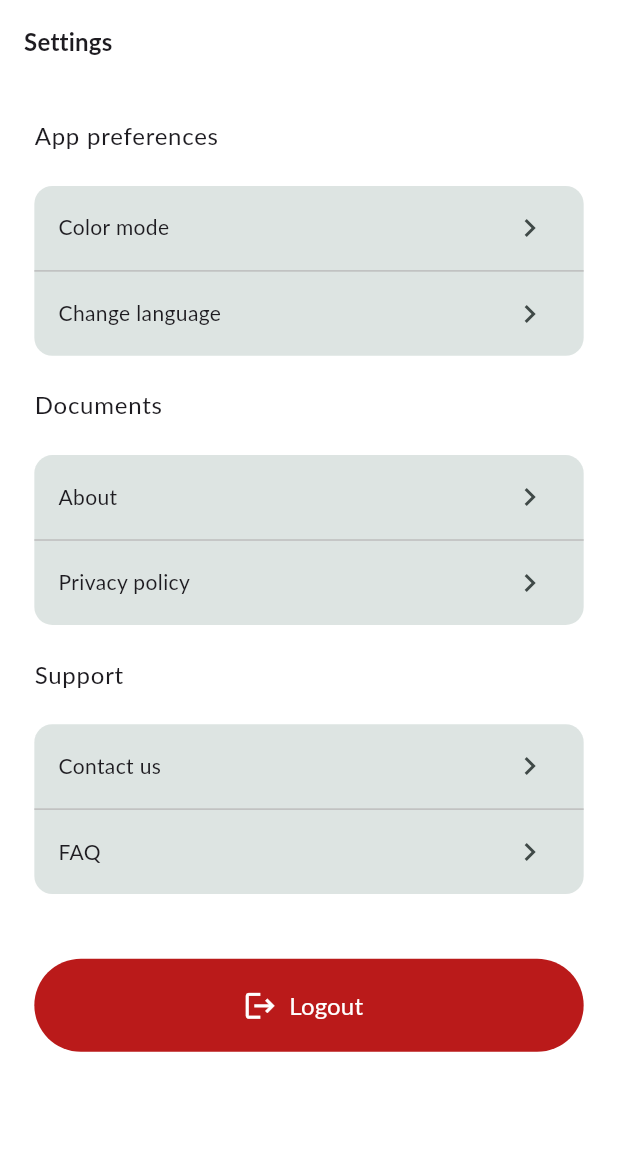
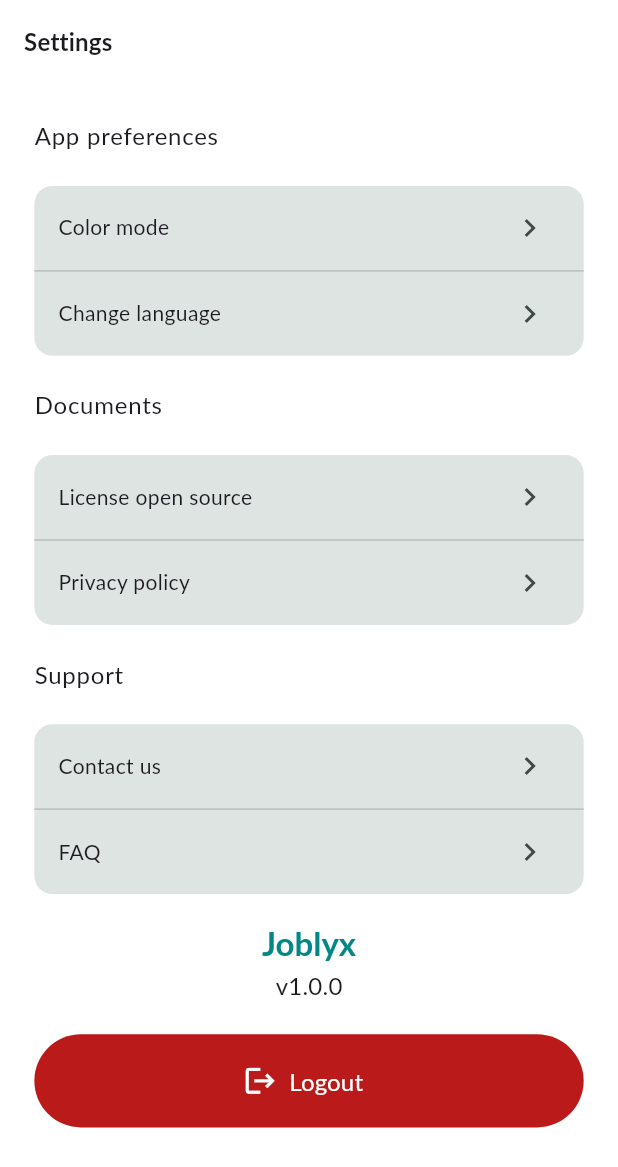
Before and after one commit to AlexisIvan2000/Joblyx, a Flutter app: the SettingsScreen screen opened by its route, on a phone screen of 412 x 824 dp. Shown: the top 1167 px of the screen. Run offline on Flutter 3.47's test engine with Material 3 defaults, Android fonts, the light colour scheme and no system bars; our stand-ins replace cached_network_image, flutter_dotenv, flutter_image_compress, flutter_riverpod, flutter_screenutil, go_router and 4 more; accounts and stored records are empty.

Commit message:
feat: ajout de la gestion des préférences partagées et mise à jour des traductions pour la licence et la version

```diff
--- a/joblyx_front/assets/i18n/en.json
+++ b/joblyx_front/assets/i18n/en.json
@@ -104,7 +104,7 @@
     "change_language": "Change language",
     "change_password": "Change password",
     "documentation":  "Documents",
-    "about": "About",
+    "license": "License open source",
     "privacy_policy": "Privacy policy",
     "support": "Support",
     "contact_us": "Contact us",
@@ -122,9 +122,7 @@
     "contact_message": "Have a question, found a bug, or have an idea to improve Joblyx? Your suggestions help us build the best tool for your carreer. Get in touch!",
     "contact_response_time": "Expect a response within 24-48h.",
     "email_error": "Unable to open email application.",
-    "description": "Description",
-    "about_description": "Joblyx leverages AI to help you analyze the job market, optimize your profile, and prepare for interviews. Our mission is to empower job seekers with cutting-edge tools to advance their careers.",
-    "social_networks": "Social Networks",
+    "version": "v1.0.0",
     "copyright": "© 2026 Joblyx. All rights reserved."
 
 
--- a/joblyx_front/assets/i18n/fr.json
+++ b/joblyx_front/assets/i18n/fr.json
@@ -104,7 +104,7 @@
         "change_language": "Changer la langue",
         "change_password": "Changer le mot de passe",
         "documentation":  "Documentation",
-        "about": "À propos",
+        "license": "Licence open source",
         "privacy_policy": "Politique de confidentialité",
         "support": "Support",
         "contact_us": "Nous contacter",
@@ -122,9 +122,7 @@
         "contact_message": "Une question, un bug ou une idée pour améliorer Joblyx? Vos suggestions nous aident à construire le meilleur outil pour votre carrière. Écrivez-nous !",
         "contact_response_time": "Attendez-vous à une réponse sous 24-48h.",
         "email_error": "Impossible d'ouvrir l'application email.",
-        "description": "Description",
-        "about_description": "Joblyx utilise l'IA pour vous aider à analyser le marché de l'emploi, optimiser votre profil et préparer vos entretiens. Notre mission est de donner aux chercheurs d'emploi des outils de pointe pour faire avancer leur carrière.",
-        "social_networks": "Réseaux sociaux",
+        "version": "v1.0.0",
         "copyright": "© 2026 Joblyx. Tous droits réservés."
 
 
--- a/joblyx_front/lib/screens/settings.dart
+++ b/joblyx_front/lib/screens/settings.dart
@@ -12,7 +12,8 @@ class SettingsScreen extends ConsumerWidget {
 
   @override
   Widget build(BuildContext context, WidgetRef ref) {
-    final cs = Theme.of(context).colorScheme;
+    final theme = Theme.of(context);
+    final cs = theme.colorScheme;
     final t = AppLocalizations.of(context);
     return Scaffold(
       appBar: AppBar(
@@ -20,9 +21,9 @@ class SettingsScreen extends ConsumerWidget {
         elevation: 0,
         title: Text(
           t.t('settings.title'),
-          style: Theme.of(
-            context,
-          ).textTheme.titleMedium?.copyWith(fontWeight: FontWeight.bold),
+          style: theme.textTheme.titleMedium?.copyWith(
+            fontWeight: FontWeight.bold,
+          ),
         ),
       ),
       body: SingleChildScrollView(
@@ -32,32 +33,50 @@ class SettingsScreen extends ConsumerWidget {
           children: [
             Text(
               t.t('settings.app_preferences'),
-              style: Theme.of(
-                context,
-              ).textTheme.bodyLarge?.copyWith(fontWeight: FontWeight.w500),
+              style: theme.textTheme.bodyLarge?.copyWith(
+                fontWeight: FontWeight.w500,
+              ),
             ),
             const SizedBox(height: 2),
             const AppPreferences(),
             const SizedBox(height: 2),
             Text(
               t.t('settings.documentation'),
-              style: Theme.of(
-                context,
-              ).textTheme.bodyLarge?.copyWith(fontWeight: FontWeight.w500),
+              style: theme.textTheme.bodyLarge?.copyWith(
+                fontWeight: FontWeight.w500,
+              ),
             ),
             const SizedBox(height: 2),
             const Documents(),
             const SizedBox(height: 2),
             Text(
               t.t('settings.support'),
-              style: Theme.of(
-                context,
-              ).textTheme.bodyLarge?.copyWith(fontWeight: FontWeight.w500),
+              style: theme.textTheme.bodyLarge?.copyWith(
+                fontWeight: FontWeight.w500,
+              ),
             ),
             const SizedBox(height: 2),
             const Support(),
-            const SizedBox(height: 24),
-             SizedBox(
+            Center(
+              child: Column(
+                children: [
+                  Text(
+                    'Joblyx',
+                    style: theme.textTheme.titleLarge?.copyWith(
+                      fontWeight: FontWeight.bold,
+                      color: cs.secondary,
+                    ),
+                  ),
+                  SizedBox(height: 2.h),
+                  Text(
+                    t.t('settings.version'),
+                    style: theme.textTheme.titleMedium,
+                  ),
+                ],
+              ),
+            ),
+            const SizedBox(height: 20),
+            SizedBox(
               width: double.infinity,
               height: 52.h,
               child: FilledButton.icon(
@@ -74,10 +93,9 @@ class SettingsScreen extends ConsumerWidget {
                 ),
               ),
             ),
-
           ],
         ),
-      )
+      ),
     );
   }
 }
--- a/joblyx_front/lib/theme/theme_color.dart
+++ b/joblyx_front/lib/theme/theme_color.dart
@@ -19,7 +19,7 @@ class ThemeColor {
     useMaterial3: true,
     colorScheme: ColorScheme.fromSeed(
       seedColor: Colors.teal[300]!,
-      surface: const Color.fromARGB(255, 92, 91, 91),
+      surface: const Color.fromARGB(255, 61, 61, 61),
       primary: Colors.teal[700]!,
       tertiary: Color(0xFF03DAC6),
       secondary: Color(0xFF018786),
--- a/joblyx_front/lib/widgets/settings/documents.dart
+++ b/joblyx_front/lib/widgets/settings/documents.dart
@@ -16,7 +16,7 @@ class Documents extends StatelessWidget {
         children: [
           ListTile(
             title: Text(
-              t.t('settings.about'),
+              t.t('settings.license'),
               style: Theme.of(context).textTheme.bodyMedium,
             ),
             trailing: Icon(Icons.chevron_right),
```
Also changed, not shown: joblyx_front/lib/main.dart (+11 -1 lines), joblyx_front/lib/providers/provider_language.dart (+4 -9 lines), joblyx_front/lib/providers/provider_theme_color.dart (+4 -9 lines), joblyx_front/lib/providers/shared_preferences_provider.dart (added, +8 -0 lines), joblyx_front/lib/widgets/settings/about.dart (+10 -55 lines).
